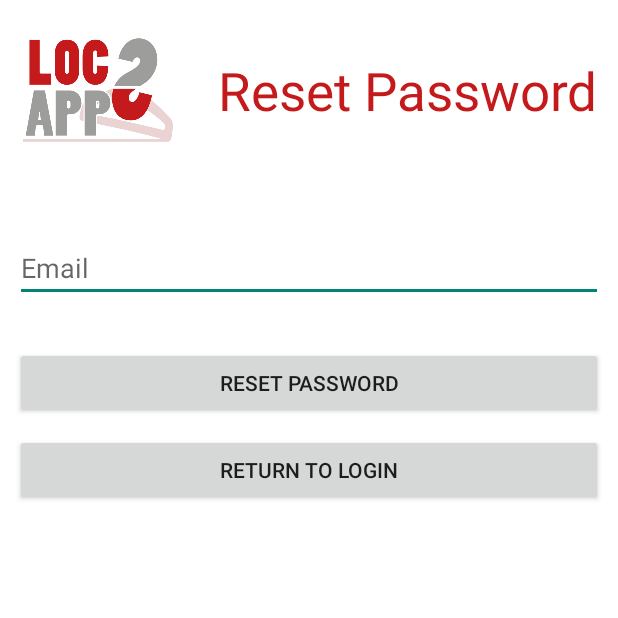
After one commit to LocsApp/locsappAndroid, an Android app: the ResetPasswd screen opened directly, with no data from a screen before it, on a phone screen of 412 x 824 dp, the top half of it. The commit adds this screen. Run offline under Robolectric (Android 15) with nearby library versions, the phone set to English and light mode, and no system bars.

Commit message:
Add reset password, modif profil info page, add button modify password/edit profile, add default profil picture

```diff
--- /dev/null
+++ b/app/src/main/java/locsapp/locsapp/activity/ResetPasswd.java
@@ -0,0 +1,63 @@
+package locsapp.locsapp.activity;
+
+import android.content.Intent;
+import android.os.Bundle;
+import android.support.v4.app.FragmentActivity;
+import android.text.TextUtils;
+import android.view.KeyEvent;
+import android.view.View;
+import android.view.inputmethod.EditorInfo;
+import android.widget.Button;
+import android.widget.EditText;
+import android.widget.TextView;
+
+import locsapp.locsapp.R;
+import locsapp.locsapp.network.ConnectionUser;
+
+/**
+ * Created by Damien on 10/17/2015.
+ */
+
+public class ResetPasswd extends FragmentActivity {
+
+    EditText mEmail;
+
+    @Override
+    protected void onCreate(Bundle savedInstanceState) {
+        super.onCreate(savedInstanceState);
+        setContentView(R.layout.reset);
+
+        mEmail = (EditText) findViewById(R.id.reg_email);
+
+        Button registerButton = (Button) findViewById(R.id.btnReset);
+        registerButton.setOnClickListener(new View.OnClickListener() {
+            @Override
+            public void onClick(View view) {
+                attemptReset();
+            }
+        });
+        Button loginScreen = (Button) findViewById(R.id.btnReturn);
+        loginScreen.setOnClickListener(new View.OnClickListener() {
+            public void onClick(View v) {
+                Intent i = new Intent(getApplicationContext(), LoginActivity.class);
+                i.addFlags(Intent.FLAG_ACTIVITY_CLEAR_TOP);
+                startActivity(i);
+            }
+        });
+    }
+
+    protected void attemptReset() {
+        ConnectionUser coUser = new ConnectionUser(this);
+        coUser.resetPassword(mEmail.getText().toString());
+    }
+
+    public void errorCallback(String error) {
+
+    }
+
+    public void successCallback(String result) {
+        Intent i = new Intent(getApplicationContext(), LoginActivity.class);
+        i.addFlags(Intent.FLAG_ACTIVITY_CLEAR_TOP);
+        startActivity(i);
+    }
+}
--- a/app/src/main/java/locsapp/locsapp/fragment/AccountOverviewFragment.java
+++ b/app/src/main/java/locsapp/locsapp/fragment/AccountOverviewFragment.java
@@ -3,6 +3,7 @@ package locsapp.locsapp.fragment;
 import android.content.Context;
 import android.os.Bundle;
 import android.support.annotation.Nullable;
+import android.support.v4.app.DialogFragment;
 import android.support.v4.app.FragmentManager;
 import android.view.View;
 import android.widget.AdapterView;
@@ -76,6 +77,9 @@ public class AccountOverviewFragment extends android.support.v4.app.Fragment {
                     case 0:
                         accountInfos();
                         break;
+                    case 1:
+                        DialogFragment datePicker = new DatePickerFragment();
+                        datePicker.show(fragmentManager, "Birthdate");
                 }
             }
         });
--- /dev/null
+++ b/app/src/main/res/layout/reset.xml
@@ -0,0 +1,72 @@
+<?xml version="1.0" encoding="utf-8"?>
+<ScrollView
+    xmlns:android="http://schemas.android.com/apk/res/android"
+    android:layout_width="fill_parent"
+    android:layout_height="fill_parent"
+    android:fillViewport="true">
+    <RelativeLayout
+        android:layout_width="match_parent"
+        android:layout_height="wrap_content" android:background="#ffffff">
+
+        <!--  Header  Starts-->
+        <LinearLayout
+            android:id="@+id/header"
+            android:layout_width="fill_parent"
+            android:layout_height="wrap_content"
+            android:paddingTop="5dip"
+            android:paddingBottom="5dip"
+            android:orientation="horizontal">
+            <!-- Logo Start-->
+            <ImageView
+                android:src="@drawable/locsapp_logo"
+                android:layout_width="100dip"
+                android:layout_height="100dip"
+                android:layout_marginBottom="20dip"
+                android:layout_marginTop="10dip"
+                android:layout_marginLeft="15dip"
+                android:layout_gravity="center"
+                android:layout_marginRight="30dip" />
+            <TextView
+                    android:layout_width="fill_parent"
+                    android:layout_height="wrap_content"
+                    android:text="Reset Password"
+                    android:layout_gravity="center"
+                    android:textSize="35dip"
+                    android:layout_marginBottom="10dip"
+                android:textColor="#c51a1c" />
+            <!-- Logo Ends -->
+        </LinearLayout>
+
+        <!-- Reset Form -->
+        <LinearLayout
+            xmlns:android="http://schemas.android.com/apk/res/android"
+            android:orientation="vertical"
+            android:layout_width="match_parent"
+            android:layout_height="wrap_content"
+            android:padding="10dip"
+            android:layout_below="@+id/header">
+            <!--  Email Label -->
+            <EditText android:id="@+id/reg_email"
+                android:layout_width="fill_parent"
+                android:layout_height="wrap_content"
+                android:layout_marginTop="5dip"
+                android:singleLine="true"
+                android:hint="Email"
+                android:inputType="textEmailAddress"
+                android:layout_marginBottom="20dip"/>
+
+            <Button android:id="@+id/btnReset"
+                android:layout_width="fill_parent"
+                android:layout_height="wrap_content"
+                android:layout_marginTop="10dip"
+                android:text="Reset Password"/>
+            <Button android:id="@+id/btnReturn"
+                android:layout_width="fill_parent"
+                android:layout_height="wrap_content"
+                android:layout_marginTop="10dip"
+                android:text="Return to Login"/>
+
+        </LinearLayout>
+        <!-- Registration Form Ends -->
+    </RelativeLayout>
+</ScrollView>
```
Also changed, not shown: app/src/main/AndroidManifest.xml (+6 -1 lines), app/src/main/java/locsapp/locsapp/activity/LoginActivity.java (+8 -0 lines), app/src/main/java/locsapp/locsapp/fragment/AccountInformations.java (+5 -2 lines), app/src/main/java/locsapp/locsapp/network/ApiEndpointInterface.java (+6 -4 lines), app/src/main/java/locsapp/locsapp/network/ConnectionUser.java (+40 -1 lines), app/src/main/res/layout/activity_login.xml (+12 -2 lines), app/src/main/res/layout/fragment_account_infos.xml (added, +46 -0 lines), app/src/main/res/drawable/default_profil.jpg (added), app/src/main/splash-web.png (deleted), 1 other file.
